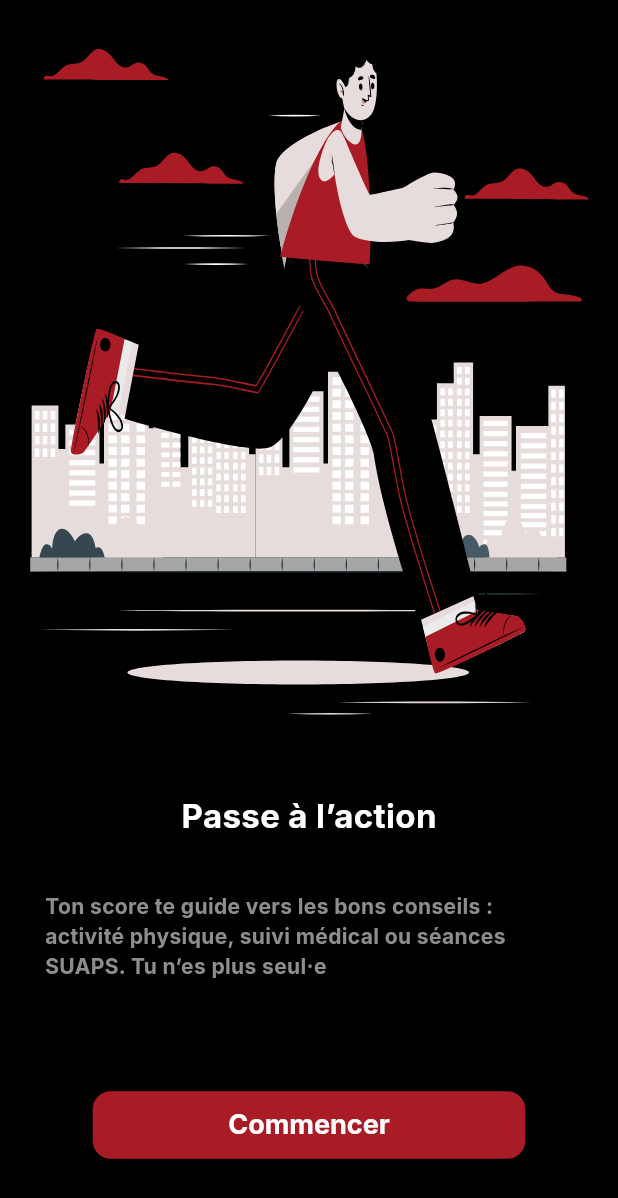
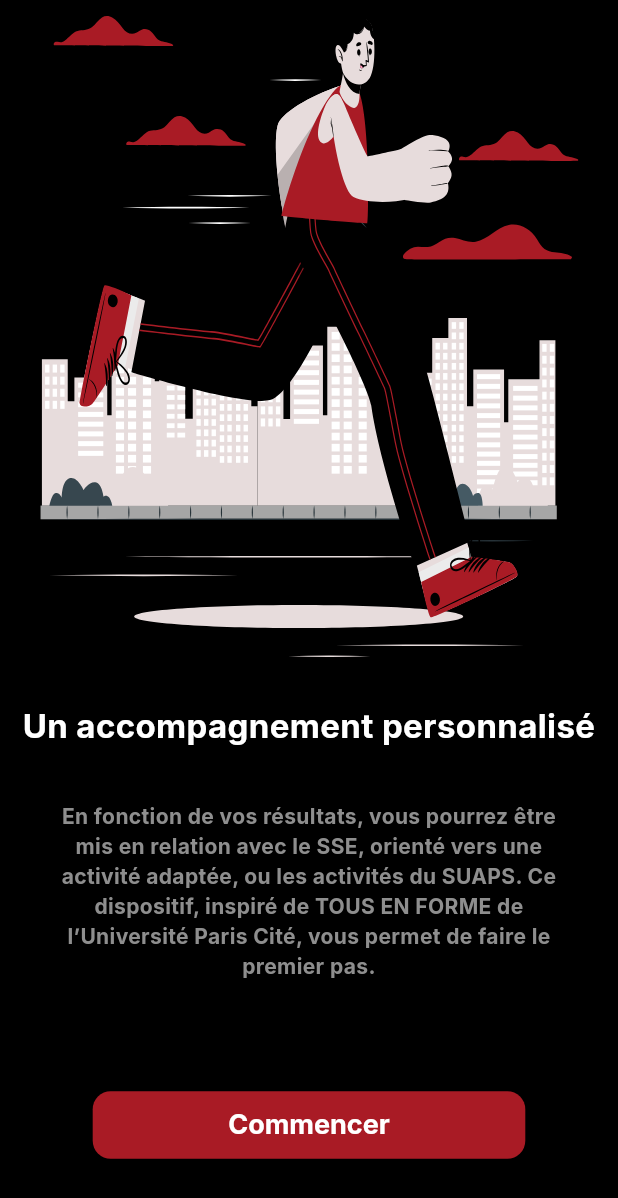
Before and after one commit to mdiop8862/app_sante, a Flutter app: the screen it shows after launch, after a tap on "Suivant", on a phone screen of 412 x 824 dp. Shown: the top 1198 px of the screen. Run offline on Flutter 3.47's test engine with Material 3 defaults, Android fonts, the phone set to English and light mode, and no system bars; our stand-ins replace cloud_firestore, firebase_auth, firebase_core, fl_chart, flutter_secure_storage, flutter_speed_dial and 6 more; missing offline and left inert: animated_expandable_fab, flutter_appauth, openid_client; accounts and stored records are empty.

Commit message:
Quelques modifs

```diff
--- a/lib/pages/on_boarding_page.dart
+++ b/lib/pages/on_boarding_page.dart
@@ -17,15 +17,18 @@ class _OnBoardingScreenState extends State<OnBoardingScreen> {
   final googleLoading = false.obs;
   final items = [
     (
-      'assets/svg/onboarding_1.svg',
-      'Où en es-tu ?',
-      'Commence ton parcours bien-être : découvre ton niveau d’activité physique et prends soin de ton corps, pas à pas.',
+    'assets/svg/onboarding_1.svg',
+    ' L’Université de Limoges s’engage pour votre réussite',
+    'Parce que votre santé est importante pour votre épanouissement, l’Université de Limoges vous accompagne et vous propose de tester votre condition physique, sans enjeu de performance, juste pour savoir où vous en êtes.',
     ),
+
     (
-      'assets/svg/onboarding_2.svg',
-      'Passe à l’action',
-      'Ton score te guide vers les bons conseils : activité physique, suivi médical ou séances SUAPS. Tu n’es plus seul·e',
-    )
+    'assets/svg/onboarding_2.svg',
+    'Un accompagnement personnalisé',
+    'En fonction de vos résultats, vous pourrez être mis en relation avec le SSE, orienté vers une activité adaptée, ou les activités du SUAPS. '
+        'Ce dispositif, inspiré de TOUS EN FORME de l’Université Paris Cité, vous permet de faire le premier pas.',
+    ),
+
   ];
   @override
   Widget build(BuildContext context) {
@@ -37,13 +40,19 @@ class _OnBoardingScreenState extends State<OnBoardingScreen> {
             const SizedBox(height: 30),
             Text(
               items[currentPage].$2,
-              style: const TextStyle(fontWeight: FontWeight.w700, fontSize: 22, color: AppColor.appWhite),
+              textAlign: TextAlign.center,  // ← ajouté ici
+              style: const TextStyle(
+                fontWeight: FontWeight.w700,
+                fontSize: 22,
+                color: AppColor.appWhite,
+              ),
             ),
             const SizedBox(height: 35),
             Padding(
               padding: const EdgeInsets.symmetric(horizontal: 30),
               child: Text(
                 items[currentPage].$3,
+                textAlign: TextAlign.center,  // ← et ici
                 style: const TextStyle(
                   fontWeight: FontWeight.w700,
                   color: Color(0xFF8E8E8E),
@@ -52,9 +61,12 @@ class _OnBoardingScreenState extends State<OnBoardingScreen> {
             ),
             const SizedBox(height: 72),
             ElevatedButton(
-              onPressed: () =>
-                  currentPage == 0 ? setState(() => currentPage = 1) : Get.offAll(() => const LoginScreen()),
-              style: ElevatedButton.styleFrom(fixedSize: Size(MediaQuery.sizeOf(context).width * .7, 45)),
+              onPressed: () => currentPage == 0
+                  ? setState(() => currentPage = 1)
+                  : Get.offAll(() => const LoginScreen()),
+              style: ElevatedButton.styleFrom(
+                fixedSize: Size(MediaQuery.sizeOf(context).width * .7, 45),
+              ),
               child: Text(['Suivant', 'Commencer'][currentPage]),
             ),
             const SizedBox(height: 50),
@@ -63,4 +75,5 @@ class _OnBoardingScreenState extends State<OnBoardingScreen> {
       ),
     );
   }
+
 }
--- a/lib/utils/Score_calculator.dart
+++ b/lib/utils/Score_calculator.dart
@@ -628,7 +628,7 @@ String getRecommendation(double score) {
   if (score >= 2.6) {
     return 'Félicitation. Vous êtes en bonne forme physique. Continuez à vous entretenir régulièrement. '
         'Nous vous rappelons que vous avez la possibilité de pratiquer dans le cadre du SUAPS https://www.unilim.fr/suaps/. '
-        'Toutes les activités proposées vous sont ouvertes. Vous pouvez également vous essayer à la pratique compétitive proposée par la FFSU, '
+        'Toutes les activités proposées vous sont ouvertes. Vous pouvez également vous essayer à la pratique compétitive proposée par la FFSU, (https://www.unilim.fr/suaps/bienvenue-au-sein-de-lespace-suaps/activites/sport-competition/),'
         'participer à des manifestations ponctuelles et tournois tout au long de l\'année sous réserve de prendre votre licence compétition. '
         'Contact FFSU : limoges@sport-u.com.';
   } else if (score >= 1.5 && score <= 2.5) {
--- a/lib/utils/pdf_generator.dart
+++ b/lib/utils/pdf_generator.dart
@@ -24,7 +24,7 @@ Future<Uint8List?> generateGlobalTestResultPdf({
   final pdf = pw.Document();
   final ttfNoto = pw.Font.ttf(await rootBundle.load('assets/fonts/Inter-VariableFont_opsz,wght.ttf'));
   final logoImage = pw.MemoryImage(await rootBundle.load('assets/images/logo.png').then((value) => value.buffer.asUint8List()));
-  final tefImage = pw.MemoryImage(await rootBundle.load('assets/images/tef.jpg').then((value) => value.buffer.asUint8List()));
+  final tefImage = pw.MemoryImage(await rootBundle.load('assets/images/tous_en_forme.png').then((value) => value.buffer.asUint8List()));
 
   final bluee = PdfColor.fromInt(0xFF3F3FFF);
 
```
Also changed, not shown: assets/images/emoji.png (deleted), assets/images/tef.jpg (deleted).
